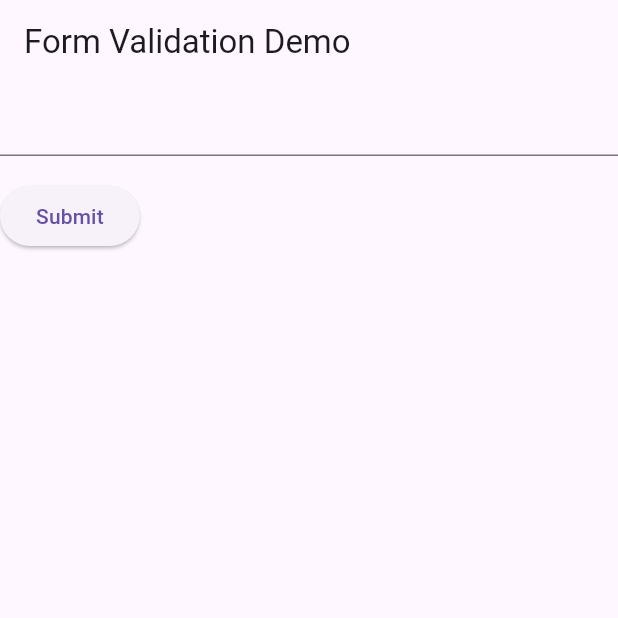
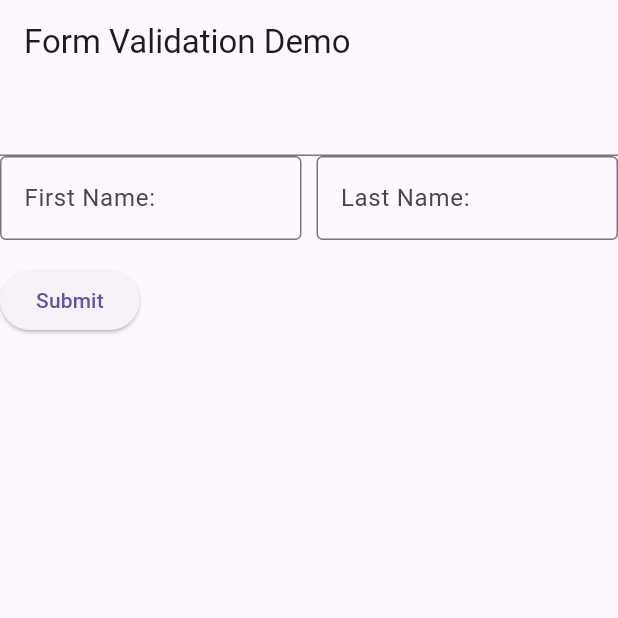
Before and after one commit to fheise1/incw10--MAD-, a Flutter app: the screen it shows after launch, on a phone screen of 412 x 824 dp, the top half of it. Run offline on Flutter 3.47's test engine with Material 3 defaults, Android fonts, the phone set to English and light mode, and no system bars.

Commit message:
added first and last name boxes

```diff
--- a/lib/main.dart
+++ b/lib/main.dart
@@ -41,6 +41,10 @@ class MyCustomFormState extends State<MyCustomForm> {
   // not a GlobalKey<MyCustomFormState>.
   final _formKey = GlobalKey<FormState>();
 
+  // Controllers for the text fields
+  final TextEditingController _firstNameController = TextEditingController();
+  final TextEditingController _lastNameController = TextEditingController();
+
   @override
   Widget build(BuildContext context) {
     // Build a Form widget using the _formKey created above.
@@ -57,6 +61,30 @@ class MyCustomFormState extends State<MyCustomForm> {
               }
               return null;
             },
+          ),
+          Row(
+            mainAxisAlignment: MainAxisAlignment.spaceBetween,
+            children: [
+              Expanded(
+                child: TextFormField(
+                  controller: _firstNameController,
+                  decoration: InputDecoration(
+                    border: OutlineInputBorder(),
+                    hintText: 'First Name:',
+                  ),
+                ),
+              ),
+              const SizedBox(width: 10),
+              Expanded(
+                child: TextFormField(
+                  controller: _lastNameController,
+                  decoration: InputDecoration(
+                    border: OutlineInputBorder(),
+                    hintText: 'Last Name:',
+                  ),
+                ),
+              ),
+            ],
           ),
           Padding(
             padding: const EdgeInsets.symmetric(vertical: 16),
```
